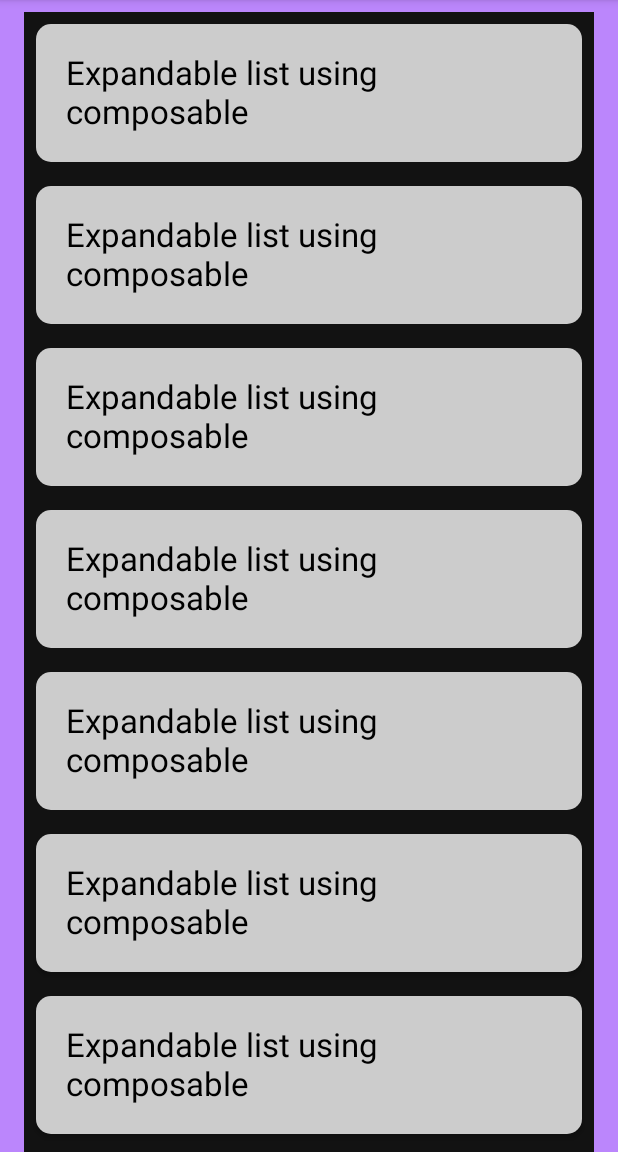
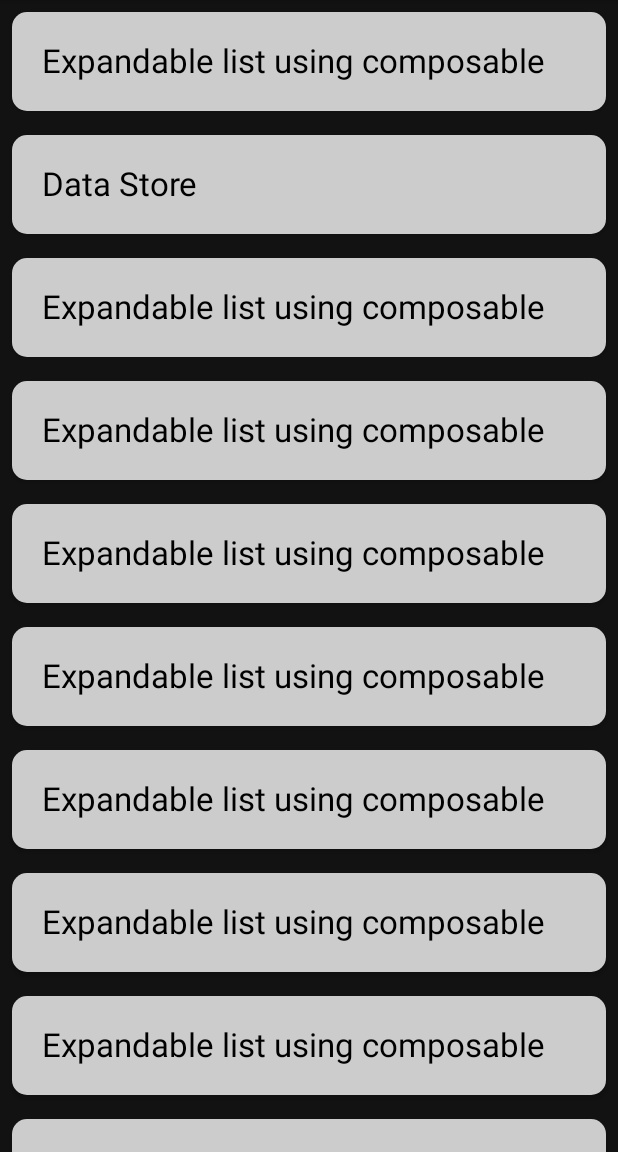
Before and after one commit to jayashankar987/android-learning, an Android app built with Jetpack Compose: the screen it shows after launch (MainActivity), on a phone screen of 412 x 824 dp, the part 84-1236 px from its top. Run offline under Robolectric (Android 15) with nearby library versions, the phone set to English and light mode, and no system bars.

Commit message:
DataStore Preferences

```diff
--- a/app/build.gradle
+++ b/app/build.gradle
@@ -59,4 +59,6 @@ dependencies {
   androidTestImplementation "androidx.compose.ui:ui-test-junit4:$compose_version"
   debugImplementation "androidx.compose.ui:ui-tooling:$compose_version"
   debugImplementation "androidx.compose.ui:ui-test-manifest:$compose_version"
+
+  implementation "androidx.datastore:datastore-preferences:1.0.0"
 }
--- a/app/src/main/java/com/example/myapplication/MainActivity.kt
+++ b/app/src/main/java/com/example/myapplication/MainActivity.kt
@@ -3,43 +3,50 @@ package com.example.myapplication
 import android.content.Intent
 import android.os.Bundle
 import androidx.activity.compose.setContent
+import androidx.activity.viewModels
 import androidx.compose.foundation.clickable
-import androidx.compose.foundation.layout.Column
+import androidx.compose.foundation.layout.Box
 import androidx.compose.foundation.layout.PaddingValues
 import androidx.compose.foundation.lazy.LazyColumn
-import androidx.compose.foundation.lazy.items
-import androidx.compose.material.Surface
-import androidx.compose.material.TopAppBar
+import androidx.compose.foundation.lazy.itemsIndexed
+import androidx.compose.material.Scaffold
 import androidx.compose.runtime.Composable
-import androidx.compose.runtime.remember
+import androidx.compose.runtime.collectAsState
+import androidx.compose.runtime.getValue
 import androidx.compose.ui.Modifier
-import androidx.compose.ui.res.colorResource
-import androidx.compose.ui.unit.dp
 import com.example.myapplication.base.AppTheme
 import com.example.myapplication.base.BaseActivity
 import com.example.myapplication.base.TopBar
+import com.example.myapplication.datastore.screen.DataStoreActivity
 import com.example.myapplication.expandablelist.screen.ExpandableListActivity
 import com.example.myapplication.model.ItemType
 import com.example.myapplication.model.ItemType.EXPANDABLE_LIST_USING_COMPOSABLE
-import com.example.myapplication.model.Learnings
+import com.example.myapplication.model.LearningViewModel
 import com.example.myapplication.ui.widget.ListItem
 
 class MainActivity : BaseActivity() {
+
+    private val viewModel by viewModels<LearningViewModel>()
+
     override fun onCreate(savedInstanceState: Bundle?) {
         super.onCreate(savedInstanceState)
         val context = this
         setContent {
             AppTheme {
+                Scaffold(topBar = { TopBar() }) { padding ->
+                    // A surface container using the 'background' color from the theme
+                    var intent: Intent
+                    LearningContent(paddingValues = padding, viewModel = viewModel) {
+                        when (it) {
+                            EXPANDABLE_LIST_USING_COMPOSABLE -> {
+                                intent = Intent(context, ExpandableListActivity::class.java)
+                            }
 
-                Column {
-                    TopBar()
-                    // A surface container using the 'background' color from the theme
-                    LearningContent {
-                        when (it) {
-                            EXPANDABLE_LIST_USING_COMPOSABLE -> startActivity(
-                                Intent(context, ExpandableListActivity::class.java)
-                            )
+                            else -> {
+                                intent = Intent(context, DataStoreActivity::class.java)
+                            }
                         }
+                        startActivity(intent)
                     }
                 }
             }
@@ -48,12 +55,16 @@ class MainActivity : BaseActivity() {
 }
 
 @Composable
-fun LearningContent(itemType: (ItemType) -> Unit) {
-    val learnings = remember { Learnings.learningsList }
-    LazyColumn(contentPadding = PaddingValues(horizontal = 16.dp, vertical = 8.dp)) {
-        items(learnings) {
-            Surface(modifier = Modifier.clickable { itemType(it.id) }) {
-                ListItem.ListItemCard(learningDetails = it)
+fun LearningContent(
+    paddingValues: PaddingValues,
+    viewModel: LearningViewModel,
+    itemType: (ItemType) -> Unit
+) {
+    val learnings by viewModel.learningList.collectAsState()
+    LazyColumn(contentPadding = paddingValues) {
+        itemsIndexed(learnings) { _, learning ->
+            Box(modifier = Modifier.clickable { itemType(learning.id) }) {
+                ListItem.LearningListItemCard(learningDetails = learning)
             }
         }
     }
--- /dev/null
+++ b/app/src/main/java/com/example/myapplication/datastore/model/DataStoreDetails.kt
@@ -0,0 +1,5 @@
+package com.example.myapplication.datastore.model
+
+import com.example.myapplication.model.ItemType
+
+data class DataStoreDetails(val itemType: ItemType, val title: String)
--- a/app/src/main/java/com/example/myapplication/expandablelist/screen/ExpandableListActivity.kt
+++ b/app/src/main/java/com/example/myapplication/expandablelist/screen/ExpandableListActivity.kt
@@ -35,7 +35,7 @@ import com.example.myapplication.R
 import com.example.myapplication.base.AppTheme
 import com.example.myapplication.base.BaseActivity
 import com.example.myapplication.base.TopBar
-import com.example.myapplication.expandablelist.model.ExpandableListViewModel
+import com.example.myapplication.expandablelist.viewmodel.ExpandableListViewModel
 import com.example.myapplication.expandablelist.model.FaqModel
 
 class ExpandableListActivity : BaseActivity() {
--- a/app/src/main/java/com/example/myapplication/expandablelist/model/ExpandableListViewModel.kt
+++ b/app/src/main/java/com/example/myapplication/expandablelist/viewmodel/ExpandableListViewModel.kt
@@ -1,7 +1,9 @@
-package com.example.myapplication.expandablelist.model
+package com.example.myapplication.expandablelist.viewmodel
 
 import androidx.lifecycle.ViewModel
 import androidx.lifecycle.viewModelScope
+import com.example.myapplication.expandablelist.model.Data
+import com.example.myapplication.expandablelist.model.FaqModel
 import kotlinx.coroutines.Dispatchers
 import kotlinx.coroutines.flow.MutableStateFlow
 import kotlinx.coroutines.flow.StateFlow
--- a/app/src/main/java/com/example/myapplication/model/LearningDetails.kt
+++ b/app/src/main/java/com/example/myapplication/model/LearningDetails.kt
@@ -3,5 +3,8 @@ package com.example.myapplication.model
 data class LearningDetails(val id: ItemType, val title: String)
 
 enum class ItemType {
-    EXPANDABLE_LIST_USING_COMPOSABLE
+    EXPANDABLE_LIST_USING_COMPOSABLE,
+    DATASTORE,
+    DATASTORE_PREFERENCE,
+    DATASTORE_PROTO
 }
--- /dev/null
+++ b/app/src/main/java/com/example/myapplication/model/LearningViewModel.kt
@@ -0,0 +1,26 @@
+package com.example.myapplication.model
+
+import androidx.lifecycle.ViewModel
+import androidx.lifecycle.viewModelScope
+import kotlinx.coroutines.Dispatchers
+import kotlinx.coroutines.flow.MutableStateFlow
+import kotlinx.coroutines.flow.StateFlow
+import kotlinx.coroutines.launch
+import kotlinx.coroutines.withContext
+
+class LearningViewModel : ViewModel() {
+    private val learnings = MutableStateFlow(listOf<LearningDetails>())
+    val learningList: StateFlow<List<LearningDetails>> get() = learnings
+
+    init {
+        getLearnings()
+    }
+
+    private fun getLearnings() {
+        viewModelScope.launch {
+            withContext(Dispatchers.Default) {
+                learnings.emit(Learnings.learningsList)
+            }
+        }
+    }
+}
--- a/app/src/main/java/com/example/myapplication/model/Learnings.kt
+++ b/app/src/main/java/com/example/myapplication/model/Learnings.kt
@@ -1,11 +1,12 @@
 package com.example.myapplication.model
 
+import com.example.myapplication.model.ItemType.DATASTORE
 import com.example.myapplication.model.ItemType.EXPANDABLE_LIST_USING_COMPOSABLE
 
 object Learnings {
     val learningsList = listOf(
         LearningDetails(id = EXPANDABLE_LIST_USING_COMPOSABLE, title = "Expandable list using composable"),
-        LearningDetails(id = EXPANDABLE_LIST_USING_COMPOSABLE, title = "Expandable list using composable"),
+        LearningDetails(id = DATASTORE, title = "Data Store"),
         LearningDetails(id = EXPANDABLE_LIST_USING_COMPOSABLE, title = "Expandable list using composable"),
         LearningDetails(id = EXPANDABLE_LIST_USING_COMPOSABLE, title = "Expandable list using composable"),
         LearningDetails(id = EXPANDABLE_LIST_USING_COMPOSABLE, title = "Expandable list using composable"),
--- a/app/src/main/res/values/strings.xml
+++ b/app/src/main/res/values/strings.xml
@@ -1,3 +1,4 @@
-<resources>
+<resources xmlns:tools="http://schemas.android.com/tools">
     <string name="app_name">My Application</string>
+    <string name="data_store">Data Store Example</string>
 </resources>
```
Also changed, not shown: app/src/main/AndroidManifest.xml (+9 -0 lines), app/src/main/java/com/example/myapplication/base/BaseActivity.kt (+7 -0 lines), app/src/main/java/com/example/myapplication/datastore/SavePreferenceData.kt (added, +33 -0 lines), app/src/main/java/com/example/myapplication/datastore/model/Data.kt (added, +18 -0 lines), app/src/main/java/com/example/myapplication/datastore/screen/DataStoreActivity.kt (added, +69 -0 lines), app/src/main/java/com/example/myapplication/datastore/screen/DataStoreDetailsActivity.kt (added, +147 -0 lines), app/src/main/java/com/example/myapplication/ui/widget/ListItem.kt (+21 -1 lines).
